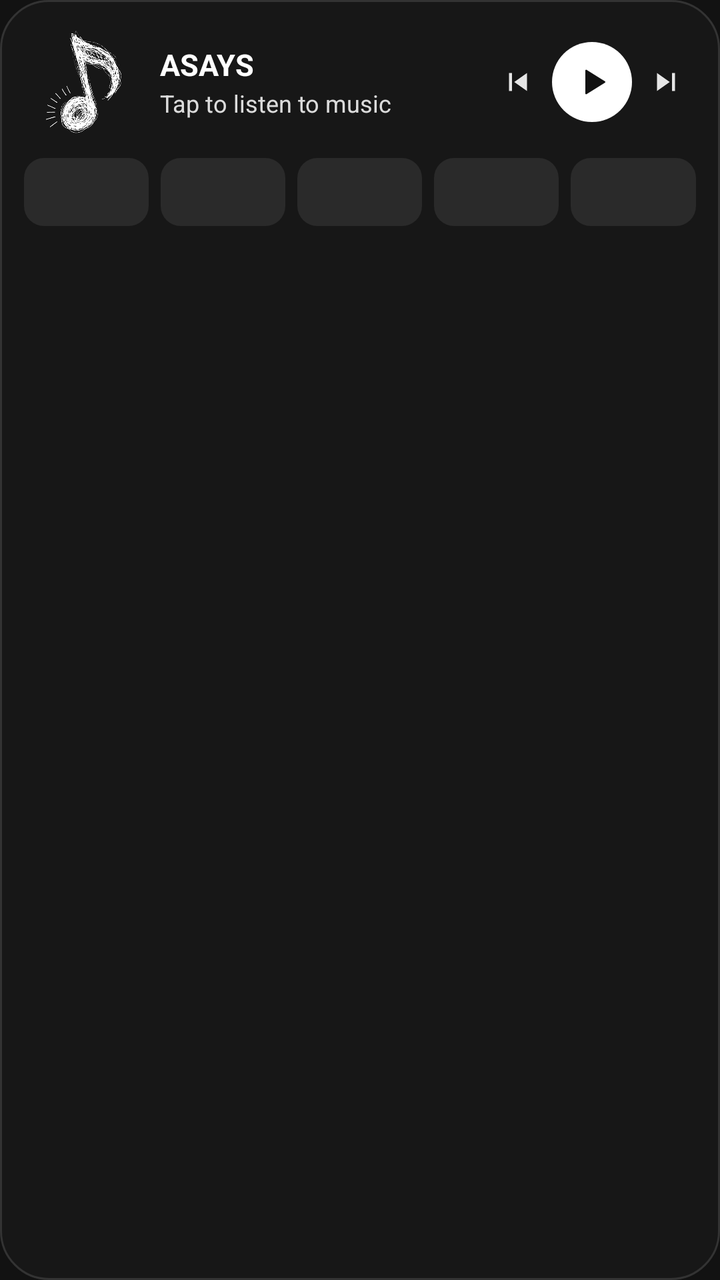
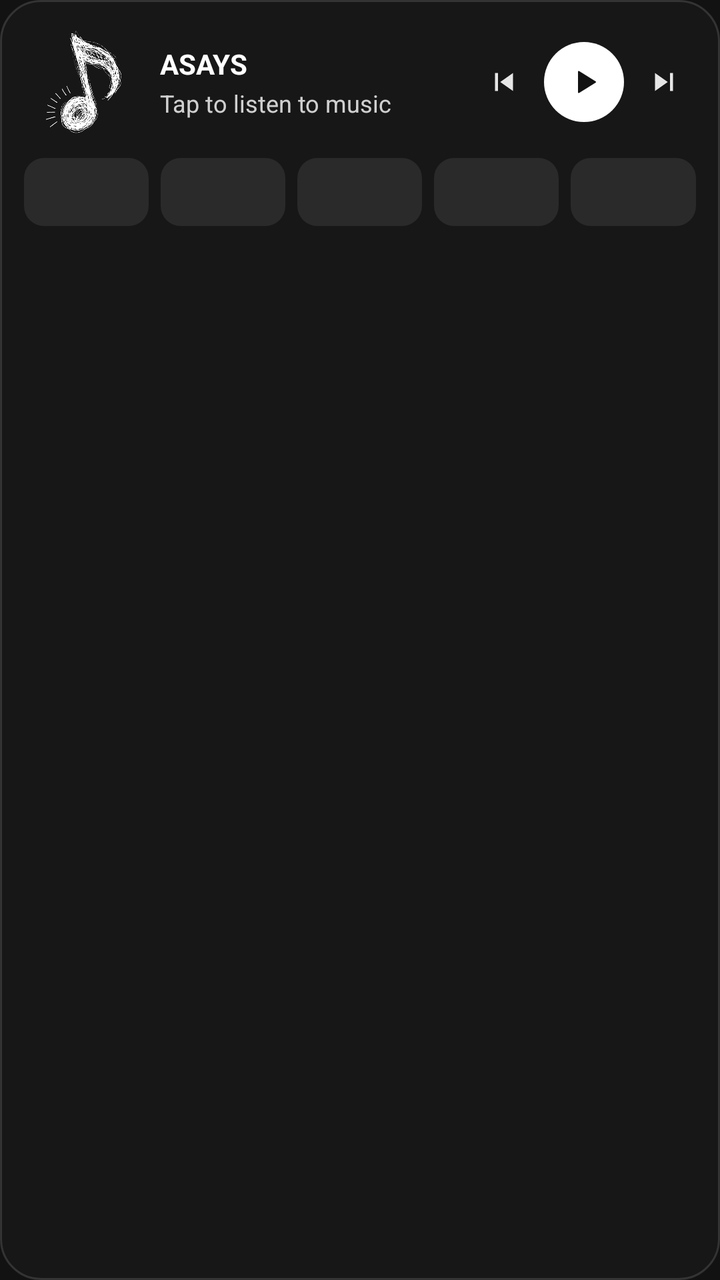

The first picture is an Android layout as it rendered before a commit; the second is the same layout after the commit. The layout source and the unified diff follow.
<!-- AndroidManifest.xml: application theme Theme.Naviify -->
<!-- res/layout/widget_now_playing_wide.xml -->
<?xml version="1.0" encoding="utf-8"?>
<FrameLayout xmlns:android="http://schemas.android.com/apk/res/android"
    android:id="@+id/widget_wide_root"
    android:layout_width="match_parent"
    android:layout_height="match_parent"
    android:background="@drawable/widget_bg_wide">

    <ImageView
        android:id="@+id/widget_wide_bg"
        android:layout_width="match_parent"
        android:layout_height="match_parent"
        android:scaleType="fitXY"
        android:contentDescription="@null" />

    <LinearLayout
        android:layout_width="match_parent"
        android:layout_height="match_parent"
        android:orientation="vertical"
        android:paddingStart="12dp"
        android:paddingEnd="12dp"
        android:paddingTop="12dp"
        android:paddingBottom="10dp">

        <LinearLayout
            android:layout_width="match_parent"
            android:layout_height="wrap_content"
            android:orientation="horizontal"
            android:gravity="center_vertical"
            android:baselineAligned="false">

            <ImageView
                android:id="@+id/widget_wide_art"
                android:layout_width="58dp"
                android:layout_height="58dp"
                android:scaleType="fitXY"
                android:src="@drawable/app_logo"
                android:contentDescription="@string/widget_artwork" />

            <LinearLayout
                android:id="@+id/widget_wide_open_app_area"
                android:layout_width="0dp"
                android:layout_height="wrap_content"
                android:layout_weight="1"
                android:layout_marginStart="10dp"
                android:layout_marginEnd="4dp"
                android:orientation="vertical">

                <TextView
                    android:id="@+id/widget_wide_title"
                    android:layout_width="match_parent"
                    android:layout_height="wrap_content"
                    android:text="@string/widget_default_title"
                    android:textColor="#FFFFFF"
                    android:textSize="15sp"
                    android:textStyle="bold"
                    android:maxLines="1"
                    android:singleLine="true"
                    android:ellipsize="end" />

                <TextView
                    android:id="@+id/widget_wide_artist"
                    android:layout_width="match_parent"
                    android:layout_height="wrap_content"
                    android:layout_marginTop="1dp"
                    android:text="@string/widget_ready_to_play"
                    android:textColor="#D9FFFFFF"
                    android:textSize="12sp"
                    android:maxLines="1"
                    android:singleLine="true"
                    android:ellipsize="end" />
            </LinearLayout>

            <ImageButton
                android:id="@+id/widget_wide_btn_prev"
                android:layout_width="30dp"
                android:layout_height="30dp"
                android:background="@drawable/widget_btn_ripple"
                android:src="@drawable/ic_widget_skip_previous"
                android:scaleType="centerInside"
                android:padding="6dp"
                android:contentDescription="@string/widget_action_previous" />

            <ImageButton
                android:id="@+id/widget_wide_btn_play_pause"
                android:layout_width="40dp"
                android:layout_height="40dp"
                android:layout_marginStart="2dp"
                android:layout_marginEnd="2dp"
                android:background="@drawable/widget_play_btn_white"
                android:src="@drawable/ic_widget_play"
                android:scaleType="centerInside"
                android:padding="10dp"
                android:contentDescription="@string/widget_action_play" />

            <ImageButton
                android:id="@+id/widget_wide_btn_next"
                android:layout_width="30dp"
                android:layout_height="30dp"
                android:background="@drawable/widget_btn_ripple"
                android:src="@drawable/ic_widget_skip_next"
                android:scaleType="centerInside"
                android:padding="6dp"
                android:contentDescription="@string/widget_action_next" />
        </LinearLayout>

        <LinearLayout
            android:id="@+id/widget_wide_quick_row"
            android:layout_width="match_parent"
            android:layout_height="34dp"
            android:layout_marginTop="9dp"
            android:orientation="horizontal"
            android:baselineAligned="false">

            <ImageButton
                android:id="@+id/widget_wide_tile_1"
                android:layout_width="0dp"
                android:layout_height="34dp"
                android:layout_weight="1"
                android:background="@drawable/widget_tile_ripple"
                android:scaleType="centerCrop"
                android:padding="0dp"
                android:contentDescription="@string/widget_open_app" />

            <ImageButton
                android:id="@+id/widget_wide_tile_2"
                android:layout_width="0dp"
                android:layout_height="34dp"
                android:layout_weight="1"
                android:layout_marginStart="6dp"
                android:background="@drawable/widget_tile_ripple"
                android:scaleType="centerCrop"
                android:padding="0dp"
                android:contentDescription="@string/widget_open_app" />

            <ImageButton
                android:id="@+id/widget_wide_tile_3"
                android:layout_width="0dp"
                android:layout_height="34dp"
                android:layout_weight="1"
                android:layout_marginStart="6dp"
                android:background="@drawable/widget_tile_ripple"
                android:scaleType="centerCrop"
                android:padding="0dp"
                android:contentDescription="@string/widget_open_app" />

            <ImageButton
                android:id="@+id/widget_wide_tile_4"
                android:layout_width="0dp"
                android:layout_height="34dp"
                android:layout_weight="1"
                android:layout_marginStart="6dp"
                android:background="@drawable/widget_tile_ripple"
                android:scaleType="centerCrop"
                android:padding="0dp"
                android:contentDescription="@string/widget_open_app" />

            <ImageButton
                android:id="@+id/widget_wide_tile_5"
                android:layout_width="0dp"
                android:layout_height="34dp"
                android:layout_weight="1"
                android:layout_marginStart="6dp"
                android:background="@drawable/widget_tile_ripple"
                android:scaleType="centerCrop"
                android:padding="0dp"
                android:contentDescription="@string/widget_open_app" />
        </LinearLayout>
    </LinearLayout>
</FrameLayout>
<!-- resources referenced by this layout -->
<resources>
  <!-- drawable app_logo: png bitmap (drawable, 68253 bytes) -->
  <!-- drawable ic_widget_play (drawable) -->
  <vector xmlns:android="http://schemas.android.com/apk/res/android"
      android:width="24dp"
      android:height="24dp"
      android:viewportWidth="24"
      android:viewportHeight="24">
      <path
          android:fillColor="#121212"
          android:pathData="M8,5.14v13.72a0.5,0.5 0,0 0,0.76 0.42l11,-6.86a0.5,0.5 0,0 0,0 -0.84l-11,-6.86A0.5,0.5 0,0 0,8 5.14z" />
  </vector>
  <!-- drawable ic_widget_skip_next (drawable) -->
  <vector xmlns:android="http://schemas.android.com/apk/res/android"
      android:width="24dp"
      android:height="24dp"
      android:viewportWidth="24"
      android:viewportHeight="24">
      <path
          android:fillColor="#E6E6E6"
          android:pathData="M6,18l8.5,-6L6,6v12zM16,6v12h2V6h-2z" />
  </vector>
  <!-- drawable ic_widget_skip_previous (drawable) -->
  <vector xmlns:android="http://schemas.android.com/apk/res/android"
      android:width="24dp"
      android:height="24dp"
      android:viewportWidth="24"
      android:viewportHeight="24">
      <path
          android:fillColor="#E6E6E6"
          android:pathData="M6,6h2v12H6zm3.5,6l8.5,6V6z" />
  </vector>
  <!-- drawable widget_bg_wide (drawable) -->
  <?xml version="1.0" encoding="utf-8"?>
  <shape xmlns:android="http://schemas.android.com/apk/res/android"
      android:shape="rectangle">
      <solid android:color="#F0181818" />
      <corners android:radius="24dp" />
      <stroke android:width="1dp" android:color="#333333" />
  </shape>
  <!-- drawable widget_btn_ripple (drawable) -->
  <?xml version="1.0" encoding="utf-8"?>
  <ripple xmlns:android="http://schemas.android.com/apk/res/android"
      android:color="#33FFFFFF">
      <item>
          <shape android:shape="oval">
              <solid android:color="@android:color/transparent" />
          </shape>
      </item>
      <item android:id="@android:id/mask">
          <shape android:shape="oval">
              <solid android:color="#FFFFFF" />
          </shape>
      </item>
  </ripple>
  <!-- drawable widget_play_btn_white (drawable) -->
  <?xml version="1.0" encoding="utf-8"?>
  <shape xmlns:android="http://schemas.android.com/apk/res/android"
      android:shape="oval">
      <solid android:color="#FFFFFFFF" />
  </shape>
  <!-- drawable widget_tile_ripple (drawable) -->
  <?xml version="1.0" encoding="utf-8"?>
  <ripple xmlns:android="http://schemas.android.com/apk/res/android"
      android:color="#33FFFFFF">
      <item>
          <shape android:shape="rectangle">
              <solid android:color="#2A2A2A" />
              <corners android:radius="10dp" />
          </shape>
      </item>
      <item android:id="@android:id/mask">
          <shape android:shape="rectangle">
              <solid android:color="#FFFFFF" />
              <corners android:radius="10dp" />
          </shape>
      </item>
  </ripple>
  <string name="widget_action_next">Next</string>
  <string name="widget_action_play">Play</string>
  <string name="widget_action_previous">Previous</string>
  <string name="widget_artwork">Album Art</string>
  <string name="widget_default_title">ASAYS</string>
  <string name="widget_open_app">Ouvrir ASAYS</string>
  <string name="widget_ready_to_play">Tap to listen to music</string>
  <style name="Theme.Naviify" parent="android:Theme.Material.NoActionBar">
          <item name="android:windowBackground">#121212</item>
          <item name="android:statusBarColor">#121212</item>
          <item name="android:navigationBarColor">#121212</item>
          <item name="android:windowLightStatusBar">false</item>
          <item name="android:windowLightNavigationBar" tools:targetApi="o_mr1">false</item>
      </style>
</resources>

<!-- the commit's change to res/layout/widget_now_playing_wide.xml (unified diff, before → after) -->
@@ -32,7 +32,7 @@
                 android:id="@+id/widget_wide_art"
                 android:layout_width="58dp"
                 android:layout_height="58dp"
-                android:scaleType="fitXY"
+                android:scaleType="centerInside"
                 android:src="@drawable/app_logo"
                 android:contentDescription="@string/widget_artwork" />
 
@@ -42,7 +42,7 @@
                 android:layout_height="wrap_content"
                 android:layout_weight="1"
                 android:layout_marginStart="10dp"
-                android:layout_marginEnd="4dp"
+                android:layout_marginEnd="8dp"
                 android:orientation="vertical">
 
                 <TextView
@@ -51,7 +51,7 @@
                     android:layout_height="wrap_content"
                     android:text="@string/widget_default_title"
                     android:textColor="#FFFFFF"
-                    android:textSize="15sp"
+                    android:textSize="14sp"
                     android:textStyle="bold"
                     android:maxLines="1"
                     android:singleLine="true"
@@ -61,9 +61,9 @@
                     android:id="@+id/widget_wide_artist"
                     android:layout_width="match_parent"
                     android:layout_height="wrap_content"
-                    android:layout_marginTop="1dp"
+                    android:layout_marginTop="2dp"
                     android:text="@string/widget_ready_to_play"
-                    android:textColor="#D9FFFFFF"
+                    android:textColor="#CCFFFFFF"
                     android:textSize="12sp"
                     android:maxLines="1"
                     android:singleLine="true"
@@ -72,34 +72,34 @@
 
             <ImageButton
                 android:id="@+id/widget_wide_btn_prev"
-                android:layout_width="30dp"
-                android:layout_height="30dp"
+                android:layout_width="32dp"
+                android:layout_height="32dp"
                 android:background="@drawable/widget_btn_ripple"
                 android:src="@drawable/ic_widget_skip_previous"
                 android:scaleType="centerInside"
-                android:padding="6dp"
+                android:padding="7dp"
                 android:contentDescription="@string/widget_action_previous" />
 
             <ImageButton
                 android:id="@+id/widget_wide_btn_play_pause"
                 android:layout_width="40dp"
                 android:layout_height="40dp"
-                android:layout_marginStart="2dp"
-                android:layout_marginEnd="2dp"
+                android:layout_marginStart="4dp"
+                android:layout_marginEnd="4dp"
                 android:background="@drawable/widget_play_btn_white"
                 android:src="@drawable/ic_widget_play"
                 android:scaleType="centerInside"
-                android:padding="10dp"
+                android:padding="11dp"
                 android:contentDescription="@string/widget_action_play" />
 
             <ImageButton
                 android:id="@+id/widget_wide_btn_next"
-                android:layout_width="30dp"
-                android:layout_height="30dp"
+                android:layout_width="32dp"
+                android:layout_height="32dp"
                 android:background="@drawable/widget_btn_ripple"
                 android:src="@drawable/ic_widget_skip_next"
                 android:scaleType="centerInside"
-                android:padding="6dp"
+                android:padding="7dp"
                 android:contentDescription="@string/widget_action_next" />
         </LinearLayout>
 
<!-- resource entries referenced after the edit -->
@@ -36,8 +36,8 @@
   <shape xmlns:android="http://schemas.android.com/apk/res/android"
       android:shape="rectangle">
       <solid android:color="#F0181818" />
-      <corners android:radius="24dp" />
-      <stroke android:width="1dp" android:color="#333333" />
+      <corners android:radius="20dp" />
+      <stroke android:width="1dp" android:color="#22FFFFFF" />
   </shape>
   <!-- drawable widget_btn_ripple (drawable) -->
   <?xml version="1.0" encoding="utf-8"?>
